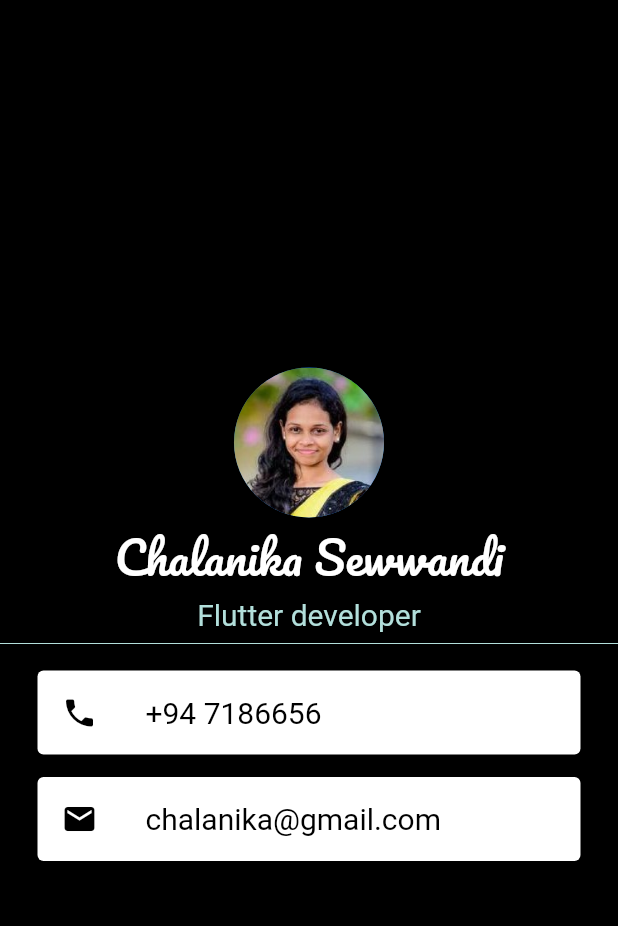
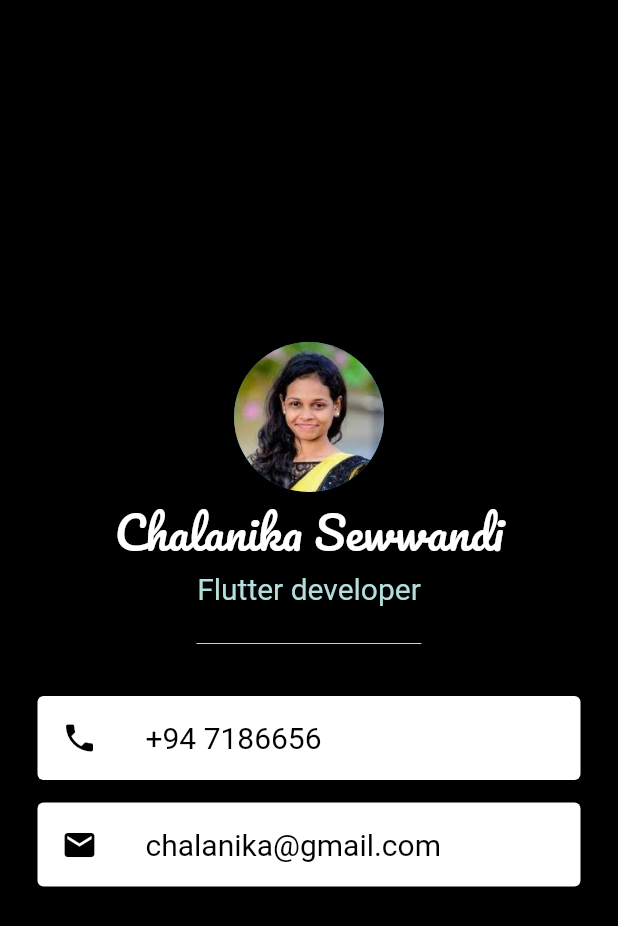
Before and after one commit to chalanika/MiCard, a Flutter app: the screen it shows after launch, on a phone screen of 412 x 824 dp. Shown: the top 926 px of the screen. Run offline on Flutter 3.47's test engine with Material 2 defaults, Android fonts, the phone set to English and light mode, and no system bars.

Commit message:
finished mi_card

```diff
--- a/lib/main.dart
+++ b/lib/main.dart
@@ -34,7 +34,8 @@ class MyApp extends StatelessWidget {
                 ),
               ),
               SizedBox(
-
+                height: 50.0,
+                width: 150.0,
                 child: Divider(
                   color:Colors.teal.shade100,
                 ),
```
